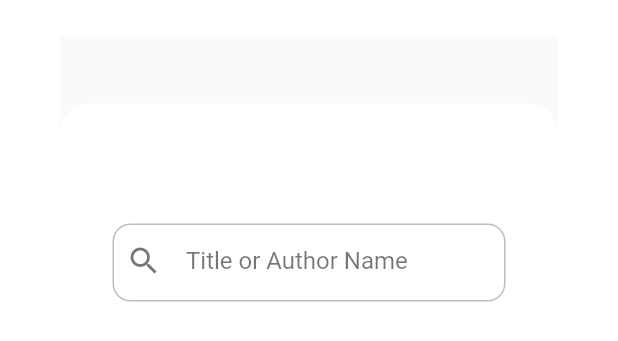
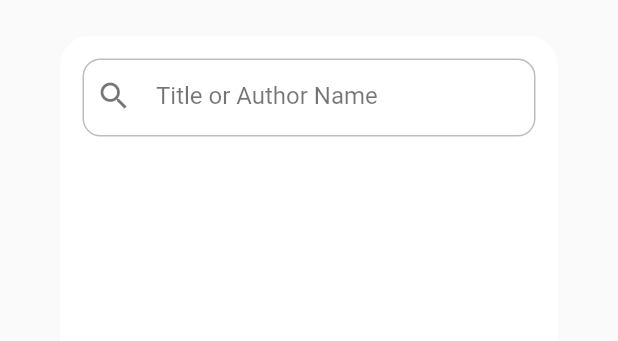
Before and after one commit to LavanDroid/Learning-Flutter, a Flutter app: the FullScreenDialog widget shown alone on an empty page, opened directly with empty values, on a phone screen of 412 x 824 dp. Shown: the top 341 px of the screen. Run offline on Flutter 3.47's test engine with Material 2 defaults, Android fonts, the phone set to English and light mode, and no system bars; our stand-ins replace cached_network_image, dio, fluttertoast, font_awesome_flutter; network calls fail.

Commit message:
Get data from list dialog

```diff
--- a/lib/screens/dialog/full_screen_dialog.dart
+++ b/lib/screens/dialog/full_screen_dialog.dart
@@ -5,18 +5,22 @@ import 'package:flutter_demo/base/app_base.dart';
 import 'package:flutter_demo/screens/listview/search/Widget/search_widget.dart';
 import 'package:flutter_demo/screens/listview/search/book.dart';
 
+typedef OnSelectedItem = void Function(Book item);
+
 class FullScreenDialog extends StatefulWidget {
   final String hint;
   final bool isShowSearch;
-  final VoidCallback onSelectedItem;
+  //final VoidCallback onPressed;
   final List<Book> books;
+  final OnSelectedItem callback;
 
   const FullScreenDialog({
     Key? key,
     required this.hint,
     required this.isShowSearch,
-    required this.onSelectedItem,
+    //required this.onPressed,
     required this.books,
+    required this.callback,
   }) : super(key: key);
 
   @override
@@ -70,11 +74,12 @@ class _FullScreenDialogState extends State<FullScreenDialog> with AppBase {
     );
   }
 
-  Widget contentBox() => Scaffold(
-        body: Container(
-          padding: const EdgeInsets.only(
-              left: 20.0, top: 45.0 + 20.0, right: 20.0, bottom: 20.0),
-          margin: const EdgeInsets.only(top: 45.0),
+  Widget contentBox() => SafeArea(
+        child: Container(
+          // width: getScreenWidth(context),
+          // height: getScreenHeight(context),
+          padding: const EdgeInsets.all(5.0),
+          //margin: const EdgeInsets.only(top: 45.0),
           decoration: BoxDecoration(
             shape: BoxShape.rectangle,
             color: Colors.white,
@@ -101,7 +106,7 @@ class _FullScreenDialogState extends State<FullScreenDialog> with AppBase {
         text: query,
         hintText: 'Title or Author Name',
         onChanged: searchBook,
-        margin: 15.0,
+        margin: 10.0,
       );
 
   void searchBook(String search) {
@@ -129,5 +134,10 @@ class _FullScreenDialogState extends State<FullScreenDialog> with AppBase {
       ),
       title: Text(book.title),
       subtitle: Text(book.author),
-      );
+      onTap: () {
+        appPrint(book.title);
+        widget.callback(book);
+        // widget.onPressed;
+        Navigator.of(context).pop();
+      });
 }
```
Also changed, not shown: lib/screens/dialog/my_dialog.dart (+5 -3 lines). Lines whose indentation alone changed are shown as unchanged.
